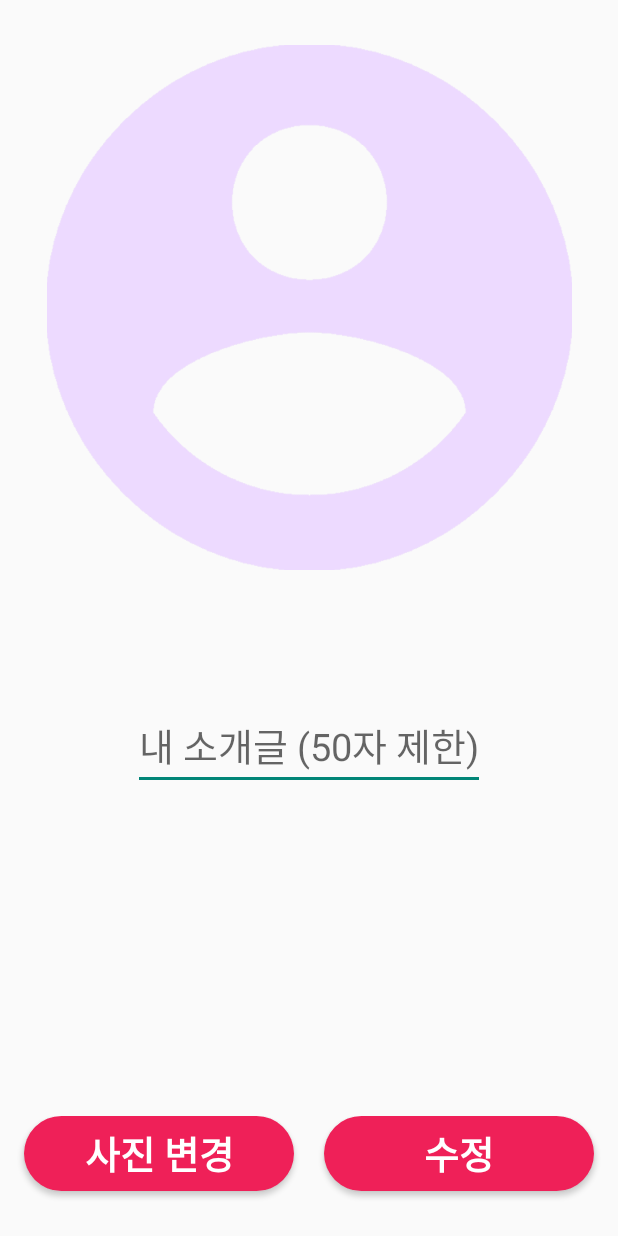
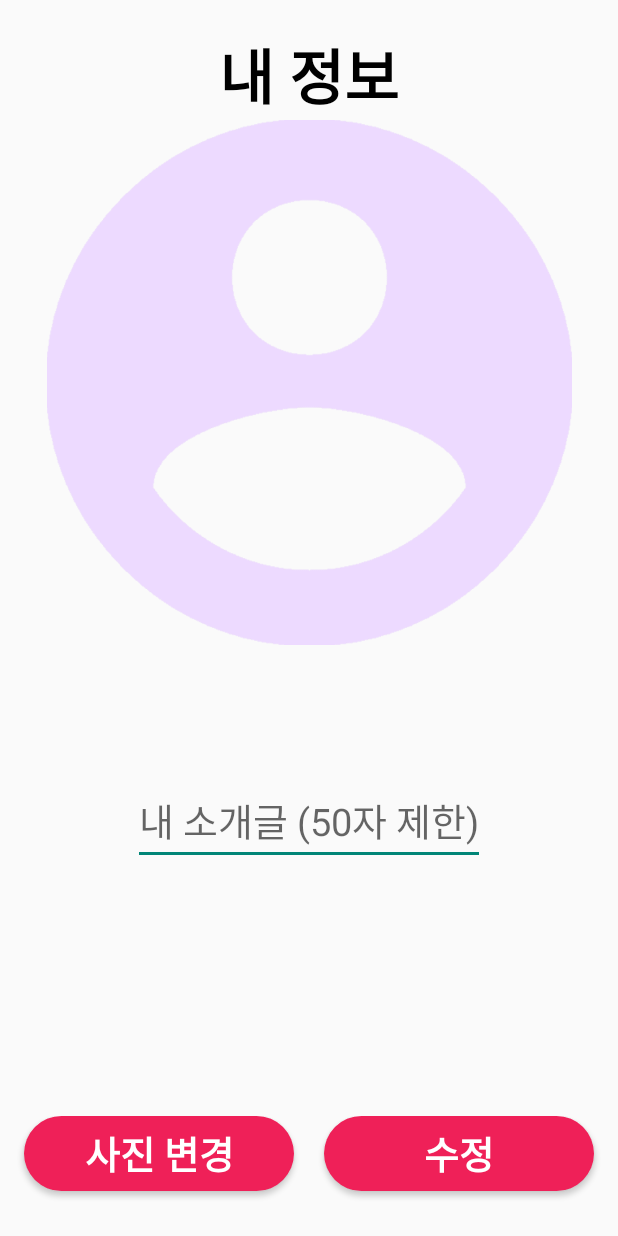
Before and after one commit to jsjy96/HwangHon1, an Android app: the MyProfileActivity screen opened directly, with no data from a screen before it, on a phone screen of 412 x 824 dp. Run offline under Robolectric (Android 15) with nearby library versions, the phone set to English and light mode, and no system bars; our stand-ins replace CircleImageView, Firebase (no records; nobody signed in at launch, a user with empty details on screens opened directly), data binding; libraries missing offline, so code that uses them is left out: com.github.drjacky.imagepicker.

Commit message:
레이아웃 수정

```diff
--- a/app/src/main/res/layout/activity_my_profile.xml
+++ b/app/src/main/res/layout/activity_my_profile.xml
@@ -10,24 +10,37 @@
     android:layout_height="match_parent"
     tools:context=".friend.MyProfileActivity">
 
+    <TextView
+        android:id="@+id/textView"
+        android:layout_width="wrap_content"
+        android:layout_height="50dp"
+        android:layout_marginTop="20dp"
+        android:text="내 정보"
+        android:textColor="@color/black"
+        android:textSize="40dp"
+        android:textStyle="bold"
+        app:layout_constraintEnd_toEndOf="parent"
+        app:layout_constraintStart_toStartOf="parent"
+        app:layout_constraintTop_toTopOf="parent" />
+
     <ImageView
         android:id="@+id/basicimageArea"
         android:layout_width="350dp"
         android:layout_height="350dp"
-        android:layout_marginTop="30dp"
+        android:layout_marginTop="10dp"
         android:src="@drawable/person3"
         app:layout_constraintEnd_toEndOf="parent"
         app:layout_constraintStart_toStartOf="parent"
-        app:layout_constraintTop_toTopOf="parent" />
+        app:layout_constraintTop_toBottomOf="@+id/textView" />
 
     <de.hdodenhof.circleimageview.CircleImageView
         android:id="@+id/profileimageArea"
         android:layout_width="350dp"
         android:layout_height="350dp"
-        android:layout_marginTop="30dp"
+        android:layout_marginTop="10dp"
         app:layout_constraintEnd_toEndOf="parent"
         app:layout_constraintStart_toStartOf="parent"
-        app:layout_constraintTop_toTopOf="parent" />
+        app:layout_constraintTop_toBottomOf="@+id/textView" />
 
     <TextView
         android:id="@+id/usernameArea"
@@ -36,7 +49,7 @@
         android:text="Username"
         android:textColor="@color/black"
         android:textSize="35dp"
-        android:layout_marginTop="400dp"
+        android:layout_marginTop="450dp"
         app:layout_constraintEnd_toEndOf="parent"
         app:layout_constraintStart_toStartOf="parent"
         app:layout_constraintTop_toTopOf="parent" />
--- a/app/src/main/res/layout/fragment_friend.xml
+++ b/app/src/main/res/layout/fragment_friend.xml
@@ -48,7 +48,7 @@
                 android:layout_width="match_parent"
                 android:layout_height="45dp"
                 android:background="#7AF6A3A3"
-                android:text="    내 소개"
+                android:text="    내 정보"
                 android:textSize="30dp"
                 android:textStyle="bold"
                 android:textColor="@color/black"
```
Also changed, not shown: app/src/main/res/layout/activity_friend_profile.xml (+18 -5 lines).
